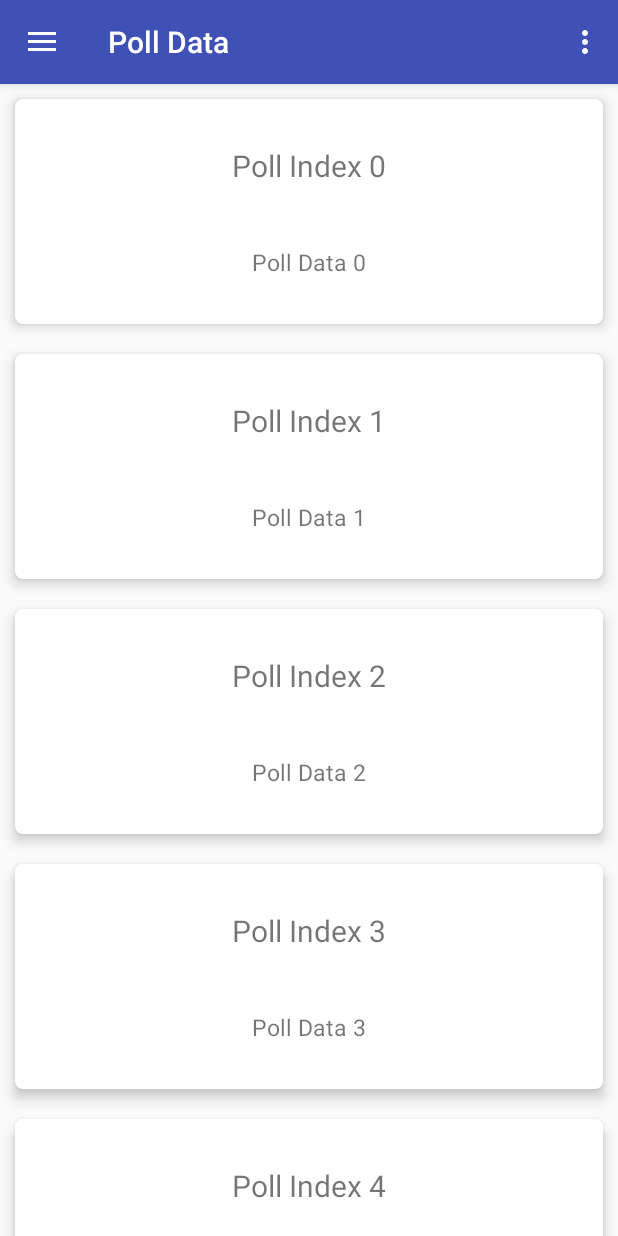
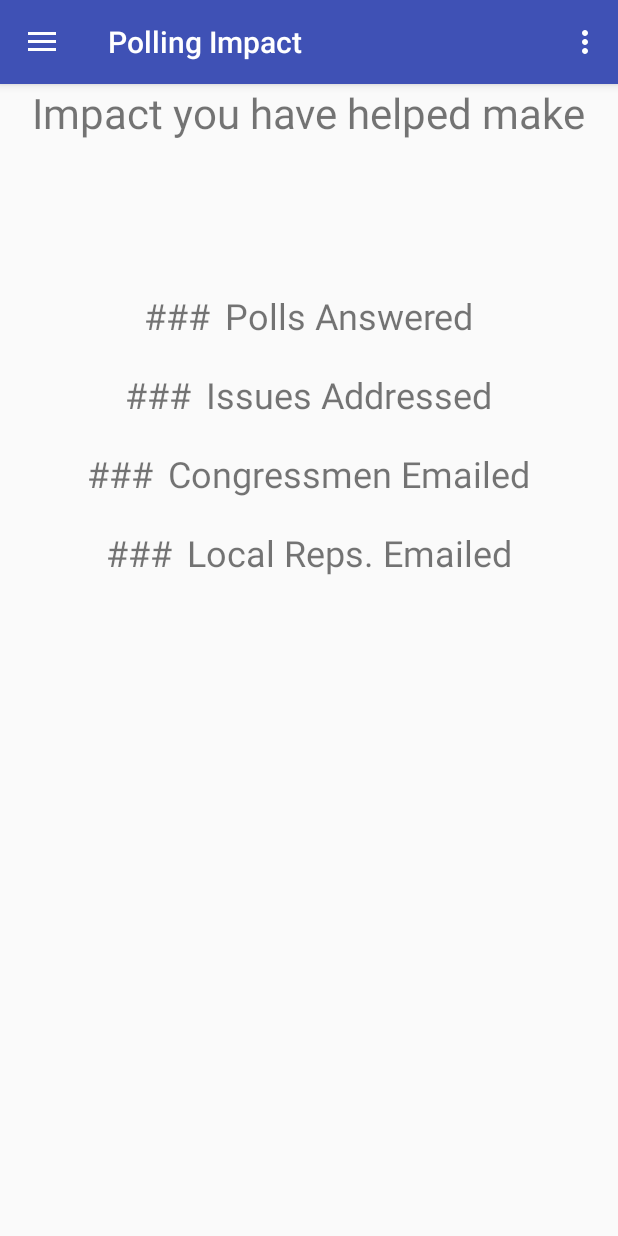
Before and after one commit to tennispro7797/Political-Polling, an Android app: the NavDrawerActivity screen opened directly, with no data from a screen before it, in the side drawer, after a tap on "Polling Impact", on a phone screen of 412 x 824 dp. Run offline under Robolectric (Android 15) with nearby library versions, the phone set to English and light mode, and no system bars.

Commit message:
Added PollImpactPage and integrated with nav drawer

```diff
--- a/app/src/main/java/com/example/adityamohile/politicalpolling/NavDrawerActivity.java
+++ b/app/src/main/java/com/example/adityamohile/politicalpolling/NavDrawerActivity.java
@@ -88,6 +88,7 @@ public class NavDrawerActivity extends AppCompatActivity
             fragment = new PollDataFragment();
         } else if (id == R.id.nav_polling_impact) {
             // Add Intent for Polling Impact Page
+            fragment = new PollImpactFragment();
         } else if (id == R.id.nav_settings) {
             // Add Intent for Settings Page
         } else if (id == R.id.nav_help) {
--- /dev/null
+++ b/app/src/main/java/com/example/adityamohile/politicalpolling/PollImpactFragment.java
@@ -0,0 +1,24 @@
+package com.example.adityamohile.politicalpolling;
+
+
+import android.support.v4.app.Fragment;
+import android.os.Bundle;
+import android.support.annotation.Nullable;
+import android.view.LayoutInflater;
+import android.view.View;
+import android.view.ViewGroup;
+
+public class PollImpactFragment extends Fragment {
+
+    @Nullable
+    @Override
+    public View onCreateView(LayoutInflater inflater, @Nullable ViewGroup container, Bundle savedInstanceState) {
+        return inflater.inflate(R.layout.activity_poll_impact,container,false);
+    }
+
+    @Override
+    public void onViewCreated(View view, @Nullable Bundle savedInstanceState) {
+        super.onViewCreated(view, savedInstanceState);
+        getActivity().setTitle("Polling Impact");
+    }
+}
--- /dev/null
+++ b/app/src/main/res/layout/activity_poll_impact.xml
@@ -0,0 +1,92 @@
+<?xml version="1.0" encoding="utf-8"?>
+<LinearLayout xmlns:android="http://schemas.android.com/apk/res/android"
+    android:orientation="vertical" android:layout_width="match_parent"
+    android:layout_height="match_parent"
+    android:gravity="center|top">
+
+    <TextView
+        android:layout_width="wrap_content"
+        android:layout_height="wrap_content"
+        android:text="Impact you have helped make"
+        android:textSize="28sp"/>
+
+    <LinearLayout
+        android:layout_width="match_parent"
+        android:layout_height="wrap_content"
+        android:orientation="horizontal"
+        android:gravity="center"
+        android:layout_marginTop="100sp">
+
+        <TextView
+            android:layout_width="wrap_content"
+            android:layout_height="wrap_content"
+            android:text="###"
+            android:textSize="24sp"
+            android:layout_marginRight="10sp"/>
+        <TextView
+            android:layout_width="wrap_content"
+            android:layout_height="wrap_content"
+            android:text="Polls Answered"
+            android:textSize="24sp"/>
+    </LinearLayout>
+
+    <LinearLayout
+        android:layout_width="match_parent"
+        android:layout_height="wrap_content"
+        android:orientation="horizontal"
+        android:gravity="center"
+        android:layout_marginTop="20sp">
+
+        <TextView
+            android:layout_width="wrap_content"
+            android:layout_height="wrap_content"
+            android:text="###"
+            android:textSize="24sp"
+            android:layout_marginRight="10sp"/>
+        <TextView
+            android:layout_width="wrap_content"
+            android:layout_height="wrap_content"
+            android:text="Issues Addressed"
+            android:textSize="24sp"/>
+    </LinearLayout>
+
+    <LinearLayout
+        android:layout_width="match_parent"
+        android:layout_height="wrap_content"
+        android:orientation="horizontal"
+        android:gravity="center"
+        android:layout_marginTop="20sp">
+
+        <TextView
+            android:layout_width="wrap_content"
+            android:layout_height="wrap_content"
+            android:text="###"
+            android:textSize="24sp"
+            android:layout_marginRight="10sp"/>
+        <TextView
+            android:layout_width="wrap_content"
+            android:layout_height="wrap_content"
+            android:text="Congressmen Emailed"
+            android:textSize="24sp"/>
+    </LinearLayout>
+    <LinearLayout
+        android:layout_width="match_parent"
+        android:layout_height="wrap_content"
+        android:orientation="horizontal"
+        android:gravity="center"
+        android:layout_marginTop="20sp">
+
+        <TextView
+            android:layout_width="wrap_content"
+            android:layout_height="wrap_content"
+            android:text="###"
+            android:textSize="24sp"
+            android:layout_marginRight="10sp"/>
+        <TextView
+            android:layout_width="wrap_content"
+            android:layout_height="wrap_content"
+            android:text="Local Reps. Emailed"
+            android:textSize="24sp"/>
+    </LinearLayout>
+
+</LinearLayout>
```
